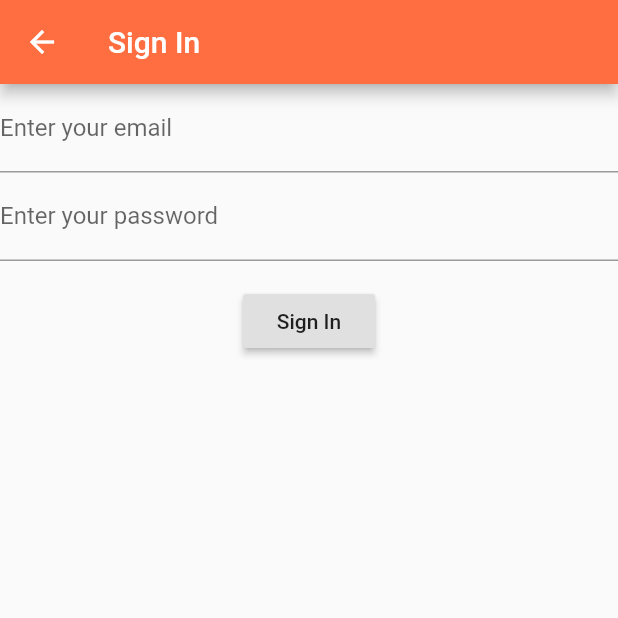
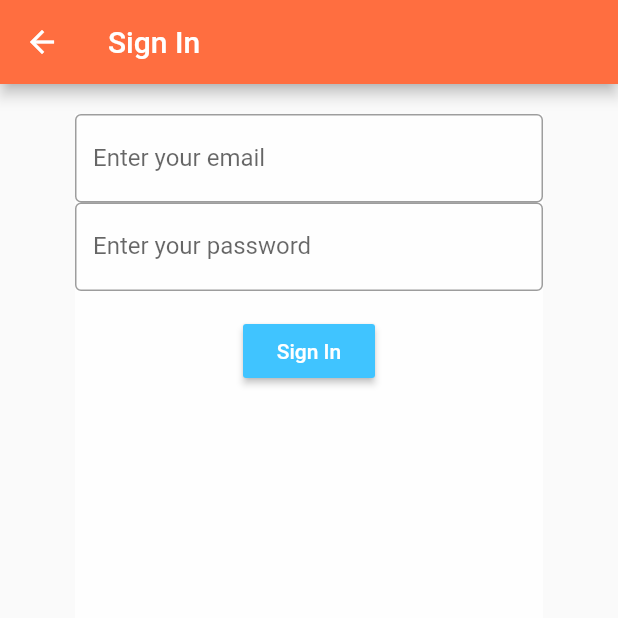
Before and after one commit to kibmuikia/rememberthee, a Flutter app: the LoginPage screen opened by its route, on a phone screen of 412 x 824 dp, the top half of it. Run offline on Flutter 3.47's test engine with Material 2 defaults, Android fonts, the phone set to English and light mode, and no system bars.

Commit message:
UI improvement

```diff
--- a/lib/views/auth/login.dart
+++ b/lib/views/auth/login.dart
@@ -16,7 +16,15 @@ class _LoginPageState extends State<LoginPage> {
       ),
       body: new Center(
           // <<<<<<< HEAD
-          child: Form(
+          child:Container(
+            alignment: AlignmentDirectional(0.0, 0.0),
+            child: Container(
+            color: Colors.white70,
+            margin: new EdgeInsets.symmetric(
+             vertical: 20.0,
+            horizontal: 50.0,
+            ),
+           child: Form(
               key: _formKey,
               child: Column(
                 children: <Widget>[
@@ -24,6 +32,7 @@ class _LoginPageState extends State<LoginPage> {
                     decoration: InputDecoration(
                       labelText: "Enter your email",
                       hoverColor: Colors.lightBlueAccent,
+                      border: OutlineInputBorder(),
                     ),
                     validator: (value) {
                       if (value.isEmpty) {
@@ -36,7 +45,9 @@ class _LoginPageState extends State<LoginPage> {
                     decoration: InputDecoration(
                       labelText: 'Enter your password',
                       hoverColor: Colors.lightBlueAccent,
+                      border: OutlineInputBorder(),
                     ),
+                    obscureText: true,
                     validator: (value) {
                       if (value.isEmpty) {
                         return 'Please enter your password';
@@ -56,11 +67,17 @@ class _LoginPageState extends State<LoginPage> {
                               SnackBar(content: Text('Processing Data')));
                         }
                       },
+                      textColor: Colors.white,
+                      color: Colors.lightBlueAccent,
                       child: Text('Sign In'),
                     ),
                   ),
                 ],
-              ))),
+              )
+              )
+              )
+               )
+              ),
 // =======
       // child: Form(
       //     key: _formKey,
--- a/lib/views/auth/register.dart
+++ b/lib/views/auth/register.dart
@@ -60,6 +60,7 @@ class _RegisterPageState extends State<RegisterPage> {
                       labelText: 'Enter your password',
                       hoverColor: Colors.lightBlueAccent,
                     ),
+                     obscureText: true,
                     validator: (value) {
                       if (value.isEmpty) {
                         return 'Please enter your password';
@@ -72,9 +73,10 @@ class _RegisterPageState extends State<RegisterPage> {
                       labelText: 'Confirm your password',
                       hoverColor: Colors.lightBlueAccent,
                     ),
+                     obscureText: true,
                     validator: (value) {
                       if (value.isEmpty) {
-                        return 'Please enter your password';
+                        return 'Please confirm your password';
                       }
                       return null;
                     },
@@ -91,6 +93,8 @@ class _RegisterPageState extends State<RegisterPage> {
                               SnackBar(content: Text('Processing Data')));
                         }
                       },
+                       textColor: Colors.white,
+                      color: Colors.lightBlueAccent,
                       child: Text('Register'),
                     ),
                   ),
--- a/lib/views/orbituaries/postupload.dart
+++ b/lib/views/orbituaries/postupload.dart
@@ -35,10 +35,12 @@ class _UploadPageState extends State<UploadPage> {
                     },
                   ),
                   TextFormField(
+                    maxLines: 7,
                     decoration: InputDecoration(
                       labelText:
                           'Write a brief description of your loved one plus the funeral arrangements',
                       hoverColor: Colors.lightBlueAccent,
+                      border: OutlineInputBorder(),
                     ),
                     validator: (value) {
                       if (value.isEmpty) {
@@ -59,6 +61,8 @@ class _UploadPageState extends State<UploadPage> {
                               SnackBar(content: Text('Processing Orbituary')));
                         }
                       },
+                      textColor: Colors.white,
+                      color: Colors.lightBlueAccent,
                       child: Text('Submit Orbituary'),
                     ),
                   ),
```
